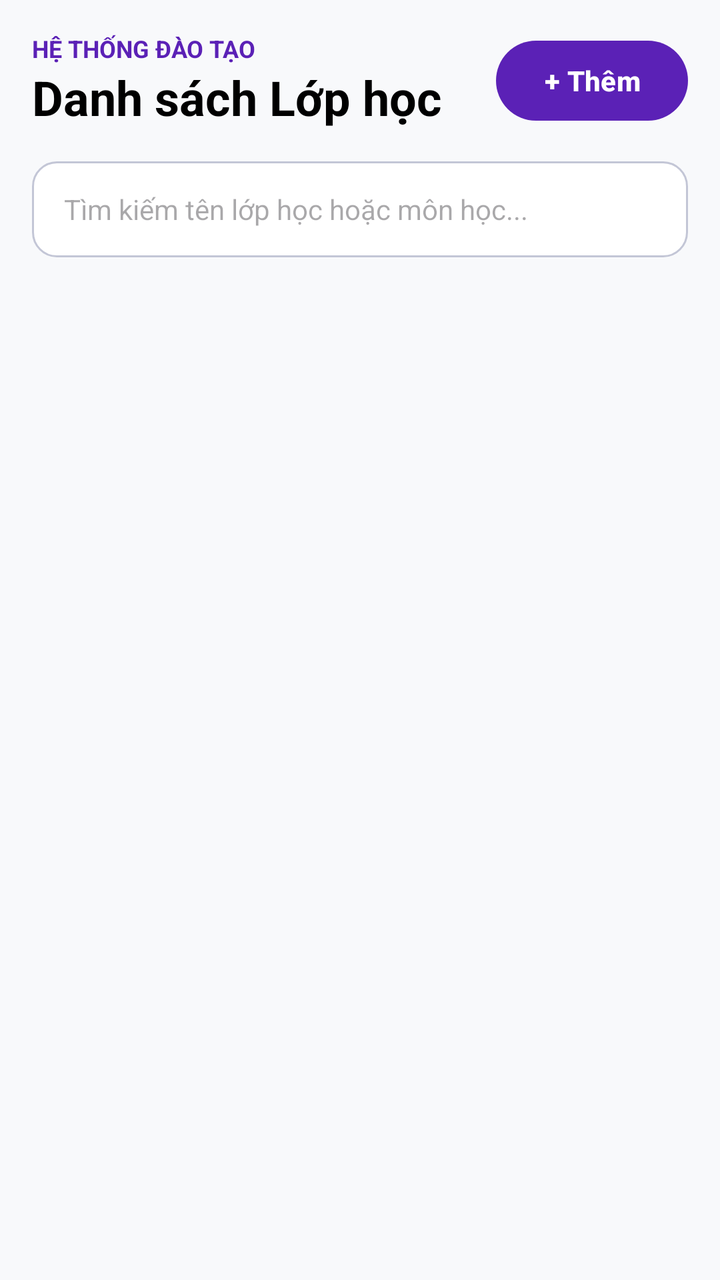
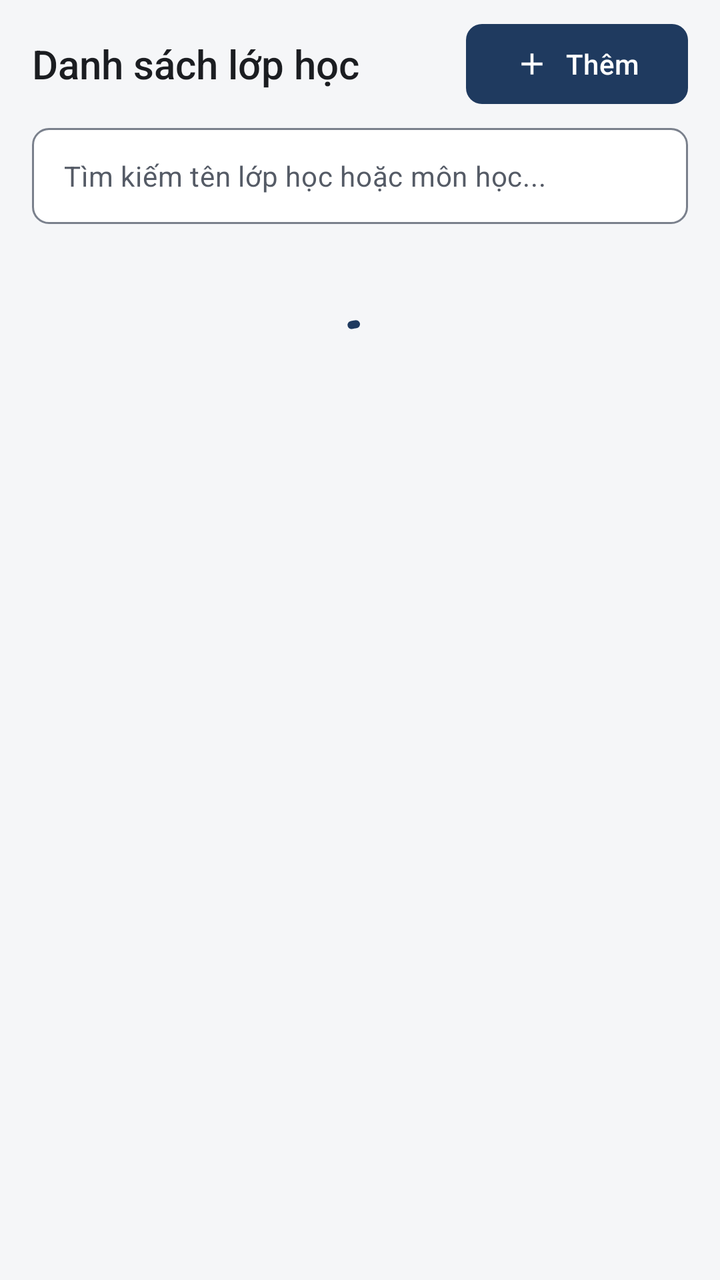

The first picture is an Android layout as it rendered before a commit; the second is the same layout after the commit. The layout source and the unified diff follow.
<!-- AndroidManifest.xml: application theme Theme.Kstudy -->
<!-- res/layout/fragment_manage_classes.xml -->
<?xml version="1.0" encoding="utf-8"?>
<RelativeLayout xmlns:android="http://schemas.android.com/apk/res/android"
    xmlns:app="http://schemas.android.com/apk/res-auto"
    android:layout_width="match_parent"
    android:layout_height="match_parent"
    android:background="@color/background">

    
    <LinearLayout
        android:id="@+id/classesHeader"
        android:layout_width="match_parent"
        android:layout_height="wrap_content"
        android:orientation="horizontal"
        android:padding="16dp"
        android:gravity="center_vertical">

        <LinearLayout
            android:layout_width="0dp"
            android:layout_height="wrap_content"
            android:layout_weight="1"
            android:orientation="vertical">

            <TextView
                android:layout_width="wrap_content"
                android:layout_height="wrap_content"
                android:text="HỆ THỐNG ĐÀO TẠO"
                android:textColor="@color/primary"
                android:textSize="12sp"
                android:textStyle="bold" />

            <TextView
                android:layout_width="wrap_content"
                android:layout_height="wrap_content"
                android:text="Danh sách Lớp học"
                android:textColor="@color/black"
                android:textSize="24sp"
                android:textStyle="bold" />
        </LinearLayout>

        <Button
            android:id="@+id/btnAddClass"
            style="@style/Widget.Material3.Button"
            android:layout_width="wrap_content"
            android:layout_height="wrap_content"
            android:text="+ Thêm"
            android:textColor="@color/white"
            android:textSize="14sp"
            android:textStyle="bold" />
    </LinearLayout>

    
    <EditText
        android:id="@+id/etSearchClass"
        android:layout_width="match_parent"
        android:layout_height="48dp"
        android:layout_below="@id/classesHeader"
        android:layout_marginHorizontal="16dp"
        android:layout_marginBottom="12dp"
        android:background="@drawable/bg_edit_text"
        android:hint="Tìm kiếm tên lớp học hoặc môn học..."
        android:inputType="text"
        android:paddingHorizontal="16dp"
        android:textColor="@color/black"
        android:textSize="14sp" />

    
    <androidx.recyclerview.widget.RecyclerView
        android:id="@+id/rvClasses"
        android:layout_width="match_parent"
        android:layout_height="match_parent"
        android:layout_below="@id/etSearchClass"
        android:clipToPadding="false"
        android:paddingBottom="16dp" />
</RelativeLayout>
<!-- resources referenced by this layout -->
<resources>
  <color name="background">#F8F9FB</color>
  <color name="black">#FF000000</color>
  <color name="primary">#5B21B6</color>
  <color name="white">#FFFFFFFF</color>
  <!-- drawable bg_edit_text (drawable) -->
  <?xml version="1.0" encoding="utf-8"?>
  <shape xmlns:android="http://schemas.android.com/apk/res/android"
      android:shape="rectangle">
      <solid android:color="@color/surface" />
      <corners android:radius="12dp" />
      <stroke
          android:width="1dp"
          android:color="@color/outline_variant" />
  </shape>
  <color name="outline_variant">#C3C6D6</color>
  <style name="Base.Theme.Kstudy" parent="Theme.Material3.Light.NoActionBar">
          
          <item name="colorPrimary">@color/primary</item>
          <item name="colorOnPrimary">@color/white</item>
      </style>
  <!-- unchanged entries left out for length: 2 -->
</resources>

<!-- the commit's change to res/layout/fragment_manage_classes.xml (unified diff, before → after) -->
@@ -1,74 +1,79 @@
 <?xml version="1.0" encoding="utf-8"?>
-<RelativeLayout xmlns:android="http://schemas.android.com/apk/res/android"
+<LinearLayout xmlns:android="http://schemas.android.com/apk/res/android"
     xmlns:app="http://schemas.android.com/apk/res-auto"
     android:layout_width="match_parent"
     android:layout_height="match_parent"
-    android:background="@color/background">
+    android:background="?android:attr/colorBackground"
+    android:orientation="vertical">
 
-    
     <LinearLayout
         android:id="@+id/classesHeader"
-        android:layout_width="match_parent"
-        android:layout_height="wrap_content"
-        android:orientation="horizontal"
-        android:padding="16dp"
-        android:gravity="center_vertical">
+        style="@style/Widget.Kstudy.AppBar">
 
-        <LinearLayout
+        <TextView
             android:layout_width="0dp"
             android:layout_height="wrap_content"
             android:layout_weight="1"
-            android:orientation="vertical">
-
-            <TextView
-                android:layout_width="wrap_content"
-                android:layout_height="wrap_content"
-                android:text="HỆ THỐNG ĐÀO TẠO"
-                android:textColor="@color/primary"
-                android:textSize="12sp"
-                android:textStyle="bold" />
-
-            <TextView
-                android:layout_width="wrap_content"
-                android:layout_height="wrap_content"
-                android:text="Danh sách Lớp học"
-                android:textColor="@color/black"
-                android:textSize="24sp"
-                android:textStyle="bold" />
-        </LinearLayout>
+            android:text="Danh sách lớp học"
+            android:textAppearance="@style/TextAppearance.Kstudy.Title" />
 
         <Button
             android:id="@+id/btnAddClass"
-            style="@style/Widget.Material3.Button"
             android:layout_width="wrap_content"
             android:layout_height="wrap_content"
-            android:text="+ Thêm"
-            android:textColor="@color/white"
-            android:textSize="14sp"
-            android:textStyle="bold" />
+            android:text="Thêm"
+            app:icon="@drawable/ic_add" />
     </LinearLayout>
 
-    
     <EditText
         android:id="@+id/etSearchClass"
         android:layout_width="match_parent"
         android:layout_height="48dp"
-        android:layout_below="@id/classesHeader"
-        android:layout_marginHorizontal="16dp"
+        android:layout_marginHorizontal="@dimen/screen_padding"
         android:layout_marginBottom="12dp"
         android:background="@drawable/bg_edit_text"
         android:hint="Tìm kiếm tên lớp học hoặc môn học..."
+        android:importantForAutofill="no"
         android:inputType="text"
         android:paddingHorizontal="16dp"
-        android:textColor="@color/black"
-        android:textSize="14sp" />
+        android:textAppearance="@style/TextAppearance.Kstudy.Body"
+        android:textColorHint="?attr/colorOnSurfaceVariant" />
 
-    
-    <androidx.recyclerview.widget.RecyclerView
-        android:id="@+id/rvClasses"
+    <FrameLayout
         android:layout_width="match_parent"
-        android:layout_height="match_parent"
-        android:layout_below="@id/etSearchClass"
-        android:clipToPadding="false"
-        android:paddingBottom="16dp" />
-</RelativeLayout>
+        android:layout_height="match_parent">
+
+        <androidx.recyclerview.widget.RecyclerView
+            android:id="@+id/rvClasses"
+            android:layout_width="match_parent"
+            android:layout_height="match_parent"
+            android:clipToPadding="false"
+            android:paddingHorizontal="@dimen/screen_padding"
+            android:paddingBottom="16dp" />
+
+        <include layout="@layout/view_list_state" />
+    </FrameLayout>
+</LinearLayout>
+<!-- res/layout/view_list_state.xml (included above) -->
+<?xml version="1.0" encoding="utf-8"?>
+<FrameLayout xmlns:android="http://schemas.android.com/apk/res/android"
+    android:layout_width="match_parent"
+    android:layout_height="wrap_content"
+    android:paddingHorizontal="@dimen/screen_padding"
+    android:paddingVertical="32dp">
+
+    <com.google.android.material.progressindicator.CircularProgressIndicator
+        android:id="@+id/pbListLoading"
+        android:layout_width="wrap_content"
+        android:layout_height="wrap_content"
+        android:layout_gravity="center_horizontal"
+        android:indeterminate="true" />
+
+    <TextView
+        android:id="@+id/tvListEmpty"
+        android:layout_width="match_parent"
+        android:layout_height="wrap_content"
+        android:gravity="center"
+        android:textAppearance="@style/TextAppearance.Kstudy.Body.Secondary"
+        android:visibility="gone" />
+</FrameLayout>
<!-- resource entries referenced after the edit -->
@@ -1,25 +1,171 @@
 <!-- resources referenced by this layout -->
 <resources>
-  <color name="background">#F8F9FB</color>
-  <color name="black">#FF000000</color>
-  <color name="primary">#5B21B6</color>
-  <color name="white">#FFFFFFFF</color>
+  <dimen name="screen_padding">16dp</dimen>
+  <color name="background">#F5F6F8</color>
+  <color name="on_surface">#1B1D21</color>
+  <color name="surface_container">#ECEEF2</color>
+  <color name="text_secondary">#555B66</color>
+  <color name="surface_inverse">#2F3237</color>
+  <color name="on_surface_inverse">#F1F2F4</color>
+  <color name="surface_dim">#DCDEE3</color>
+  <color name="surface_container_low">#F5F6F8</color>
+  <color name="surface_container_high">#E4E7EC</color>
+  <color name="primary">#1F3A5F</color>
+  <color name="outline">#7A808C</color>
+  <dimen name="app_bar_height">64dp</dimen>
   <!-- drawable bg_edit_text (drawable) -->
   <?xml version="1.0" encoding="utf-8"?>
-  <shape xmlns:android="http://schemas.android.com/apk/res/android"
-      android:shape="rectangle">
-      <solid android:color="@color/surface" />
-      <corners android:radius="12dp" />
-      <stroke
-          android:width="1dp"
-          android:color="@color/outline_variant" />
-  </shape>
-  <color name="outline_variant">#C3C6D6</color>
+  <selector xmlns:android="http://schemas.android.com/apk/res/android">
+      <item android:state_focused="true">
+          <shape android:shape="rectangle">
+              <solid android:color="@color/surface" />
+              <corners android:radius="@dimen/radius_control" />
+              <stroke
+                  android:width="2dp"
+                  android:color="@color/primary" />
+          </shape>
+      </item>
+      <item>
+          <shape android:shape="rectangle">
+              <solid android:color="@color/surface" />
+              <corners android:radius="@dimen/radius_control" />
+              <stroke
+                  android:width="1dp"
+                  android:color="@color/outline" />
+          </shape>
+      </item>
+  </selector>
+  <!-- drawable ic_add (drawable) -->
+  <vector xmlns:android="http://schemas.android.com/apk/res/android"
+      android:width="24dp"
+      android:height="24dp"
+      android:viewportWidth="24"
+      android:viewportHeight="24">
+      <path
+          android:fillColor="#FF000000"
+          android:pathData="M19,13h-6v6h-2v-6H5v-2h6V5h2v6h6v2z" />
+  </vector>
+  <style name="TextAppearance.Kstudy.Body" parent="TextAppearance.Material3.BodyMedium">
+          <item name="android:textColor">?attr/colorOnSurface</item>
+      </style>
+  <style name="TextAppearance.Kstudy.Body.Secondary">
+          <item name="android:textColor">?attr/colorOnSurfaceVariant</item>
+      </style>
+  <style name="TextAppearance.Kstudy.Title" parent="TextAppearance.Material3.TitleLarge">
+          <item name="android:textSize">20sp</item>
+          <item name="android:fontFamily">sans-serif-medium</item>
+          <item name="fontFamily">sans-serif-medium</item>
+          <item name="android:textColor">?attr/colorOnSurface</item>
+      </style>
+  <style name="Widget.Kstudy.AppBar" parent="">
+          <item name="android:layout_width">match_parent</item>
+          <item name="android:layout_height">wrap_content</item>
+          <item name="android:minHeight">@dimen/app_bar_height</item>
+          <item name="android:orientation">horizontal</item>
+          <item name="android:gravity">center_vertical</item>
+          <item name="android:paddingStart">@dimen/screen_padding</item>
+          <item name="android:paddingEnd">@dimen/screen_padding</item>
+          <item name="android:paddingTop">8dp</item>
+          <item name="android:paddingBottom">8dp</item>
+          <item name="android:clipToPadding">false</item>
+      </style>
+  <dimen name="radius_control">8dp</dimen>
+  <color name="outline_variant">#DDE0E6</color>
+  <color name="error">#B3261E</color>
+  <color name="error_container">#FBEAE8</color>
+  <color name="on_error_container">#5F1410</color>
+  <dimen name="radius_container">12dp</dimen>
+  <style name="Widget.Kstudy.Button" parent="Widget.Material3.Button">
+          <item name="shapeAppearanceOverlay">@style/ShapeAppearanceOverlay.Kstudy.Control</item>
+      </style>
+  <style name="Widget.Kstudy.Button.Outlined" parent="Widget.Material3.Button.OutlinedButton">
+          <item name="shapeAppearanceOverlay">@style/ShapeAppearanceOverlay.Kstudy.Control</item>
+      </style>
+  <style name="Widget.Kstudy.Button.Text" parent="Widget.Material3.Button.TextButton">
+          <item name="shapeAppearanceOverlay">@style/ShapeAppearanceOverlay.Kstudy.Control</item>
+          <item name="android:minWidth">56dp</item>
+      </style>
+  <style name="ThemeOverlay.Kstudy.MaterialAlertDialog" parent="ThemeOverlay.Material3.MaterialAlertDialog">
+          <item name="alertDialogStyle">@style/MaterialAlertDialog.Kstudy</item>
+          <item name="buttonBarPositiveButtonStyle">@style/Widget.Kstudy.Button.Text.Dialog</item>
+          <item name="buttonBarNegativeButtonStyle">@style/Widget.Kstudy.Button.Text.Dialog</item>
+          <item name="buttonBarNeutralButtonStyle">@style/Widget.Kstudy.Button.Text.Dialog.Flush</item>
+      </style>
+  <style name="ShapeAppearanceOverlay.Kstudy.Control" parent="">
+          <item name="cornerFamily">rounded</item>
+          <item name="cornerSize">@dimen/radius_control</item>
+      </style>
+  <style name="MaterialAlertDialog.Kstudy" parent="MaterialAlertDialog.Material3">
+          <item name="backgroundTint">?attr/colorSurface</item>
+      </style>
+  <style name="Widget.Kstudy.Button.Text.Dialog" parent="Widget.Material3.Button.TextButton.Dialog">
+          <item name="shapeAppearanceOverlay">@style/ShapeAppearanceOverlay.Kstudy.Control</item>
+      </style>
+  <style name="Widget.Kstudy.Button.Text.Dialog.Flush">
+          <item name="android:layout_marginStart">0dp</item>
+          <item name="android:layout_marginLeft">0dp</item>
+      </style>
   <style name="Base.Theme.Kstudy" parent="Theme.Material3.Light.NoActionBar">
           
           <item name="colorPrimary">@color/primary</item>
-          <item name="colorOnPrimary">@color/white</item>
+          <item name="colorOnPrimary">@color/on_primary</item>
+          <item name="colorPrimaryContainer">@color/primary_container</item>
+          <item name="colorOnPrimaryContainer">@color/on_primary_container</item>
+          <item name="colorPrimaryInverse">@color/primary_inverse</item>
+          <item name="colorSecondary">@color/secondary</item>
+          <item name="colorOnSecondary">@color/on_primary</item>
+          <item name="colorSecondaryContainer">@color/secondary_container</item>
+          <item name="colorOnSecondaryContainer">@color/on_secondary_container</item>
+          <item name="colorTertiary">@color/secondary</item>
+          <item name="colorOnTertiary">@color/on_primary</item>
+          <item name="colorTertiaryContainer">@color/secondary_container</item>
+          <item name="colorOnTertiaryContainer">@color/on_secondary_container</item>
+          <item name="android:colorBackground">@color/background</item>
+          <item name="colorOnBackground">@color/on_surface</item>
+          <item name="colorSurface">@color/surface</item>
+          <item name="colorOnSurface">@color/on_surface</item>
+          <item name="colorSurfaceVariant">@color/surface_container</item>
+          <item name="colorOnSurfaceVariant">@color/text_secondary</item>
+          <item name="colorSurfaceInverse">@color/surface_inverse</item>
+          <item name="colorOnSurfaceInverse">@color/on_surface_inverse</item>
+          <item name="colorSurfaceBright">@color/surface</item>
+          <item name="colorSurfaceDim">@color/surface_dim</item>
+          <item name="colorSurfaceContainerLowest">@color/surface</item>
+          <item name="colorSurfaceContainerLow">@color/surface_container_low</item>
+          <item name="colorSurfaceContainer">@color/surface_container</item>
+          <item name="colorSurfaceContainerHigh">@color/surface_container_high</item>
+          <item name="colorSurfaceContainerHighest">@color/surface_container_high</item>
+          <item name="colorOutline">@color/outline</item>
+          <item name="colorOutlineVariant">@color/outline_variant</item>
+          <item name="colorError">@color/error</item>
+          <item name="colorOnError">@color/on_primary</item>
+          <item name="colorErrorContainer">@color/error_container</item>
+          <item name="colorOnErrorContainer">@color/on_error_container</item>
+  
+          
+          <item name="elevationOverlayEnabled">false</item>
+  
+          
+          <item name="shapeCornerSizeExtraSmall">@dimen/radius_control</item>
+          <item name="shapeCornerSizeSmall">@dimen/radius_control</item>
+          <item name="shapeCornerSizeMedium">@dimen/radius_container</item>
+          <item name="shapeCornerSizeLarge">@dimen/radius_container</item>
+          <item name="shapeCornerSizeLargeIncreased">@dimen/radius_container</item>
+          <item name="shapeCornerSizeExtraLarge">@dimen/radius_container</item>
+          <item name="shapeCornerSizeExtraLargeIncreased">@dimen/radius_container</item>
+  
+          <item name="materialButtonStyle">@style/Widget.Kstudy.Button</item>
+          <item name="materialButtonOutlinedStyle">@style/Widget.Kstudy.Button.Outlined</item>
+          <item name="borderlessButtonStyle">@style/Widget.Kstudy.Button.Text</item>
+          <item name="materialAlertDialogTheme">@style/ThemeOverlay.Kstudy.MaterialAlertDialog</item>
       </style>
+  <color name="on_primary">#FFFFFF</color>
+  <color name="primary_container">#E2E9F3</color>
+  <color name="on_primary_container">#14263F</color>
+  <color name="primary_inverse">#A9C1E3</color>
+  <color name="secondary">#56606E</color>
+  <color name="secondary_container">#E7EAEF</color>
+  <color name="on_secondary_container">#1C2430</color>
   <!-- unchanged entries left out for length: 2 -->
 </resources>
 
